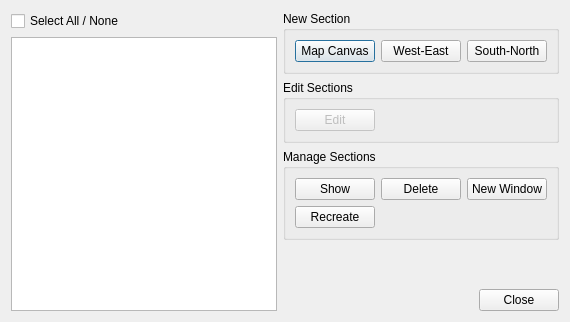
This is sectionmanager_dialog_base.ui in rolandhill/geoscience as Qt 5 draws it before an edit. The edited form follows.
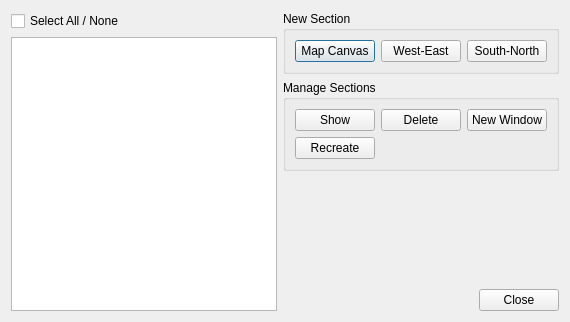
This is the edited form.

Commit message: Implement section through elevation layers. General bug fixing and improvements.

```diff
--- a/sectionmanager_dialog_base.ui
+++ b/sectionmanager_dialog_base.ui
@@ -66,41 +66,6 @@
        </layout>
       </widget>
      </item>
-     <item>
-      <widget class="QGroupBox" name="groupBox_2">
-       <property name="enabled">
-        <bool>true</bool>
-       </property>
-       <property name="title">
-        <string>Edit Sections</string>
-       </property>
-       <layout class="QHBoxLayout" name="horizontalLayout_3">
-        <item>
-         <widget class="QPushButton" name="pbEditSections">
-          <property name="enabled">
-           <bool>false</bool>
-          </property>
-          <property name="text">
-           <string>Edit</string>
-          </property>
-         </widget>
-        </item>
-        <item>
-         <spacer name="horizontalSpacer">
-          <property name="orientation">
-           <enum>Qt::Horizontal</enum>
-          </property>
-          <property name="sizeHint" stdset="0">
-           <size>
-            <width>40</width>
-            <height>20</height>
-           </size>
-          </property>
-         </spacer>
-        </item>
-       </layout>
-      </widget>
-     </item>
      <item>
       <widget class="QGroupBox" name="groupBox_3">
        <property name="title">
```
The commit also changes 3 other files.
